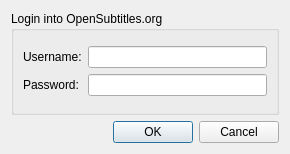
Old version of the form subdownloader/client/gui/login.ui in the repository subdownloader/subdownloader.
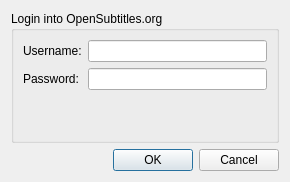
New version of the form.

Patch:
```diff
--- a/subdownloader/client/gui/login.ui
+++ b/subdownloader/client/gui/login.ui
@@ -10,7 +10,7 @@
     <x>0</x>
     <y>0</y>
     <width>290</width>
-    <height>154</height>
+    <height>182</height>
    </rect>
   </property>
   <property name="windowTitle">
@@ -30,9 +30,9 @@
      </property>
      <layout class="QVBoxLayout" name="verticalLayout_2">
       <item>
-       <layout class="QGridLayout" name="gridLayout">
+       <layout class="QFormLayout" name="formLayout_2">
         <item row="0" column="0">
-         <widget class="QLabel" name="label_57">
+         <widget class="QLabel" name="textUsername">
           <property name="text">
            <string>Username:</string>
           </property>
@@ -42,7 +42,7 @@
          <widget class="QLineEdit" name="optionLoginUsername"/>
         </item>
         <item row="1" column="0">
-         <widget class="QLabel" name="label_58">
+         <widget class="QLabel" name="textPassword">
           <property name="text">
            <string>Password:</string>
           </property>
```
